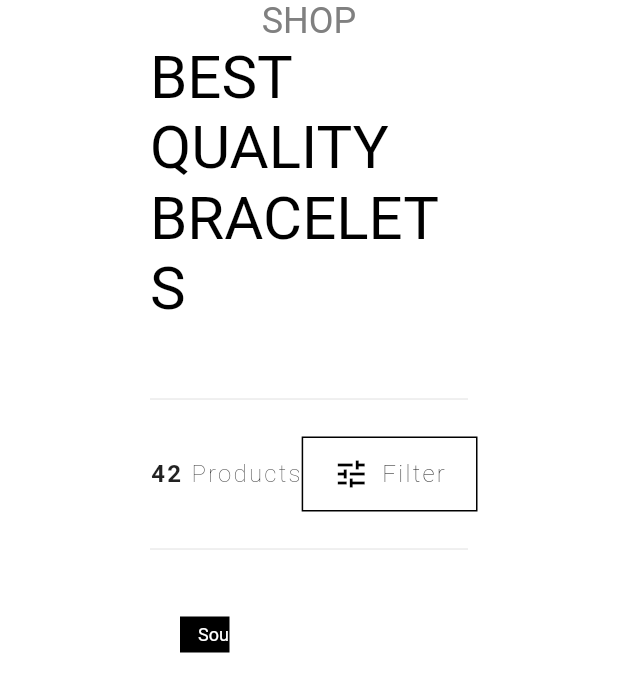
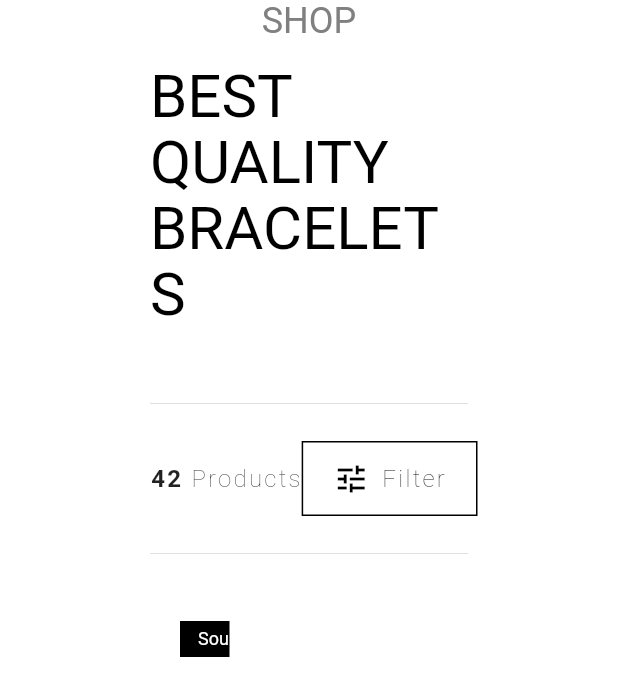
Before and after one commit to toke-dk/noble_jewelry, a Flutter app: the Shop widget shown alone on an empty page, opened directly, on a phone screen of 412 x 824 dp. Shown: the top 696 px of the screen. Run offline on Flutter 3.47's test engine with Material 2 defaults, Android fonts, the phone set to English and light mode, and no system bars; our stand-ins replace flutter_svg, google_fonts, scrollable_positioned_list; missing offline and left inert: footer; Roboto replaces fonts that are missing (Hind).

Commit message:
made a top page title widget

```diff
--- a/lib/main.dart
+++ b/lib/main.dart
@@ -40,6 +40,7 @@ class MainApp extends StatelessWidget {
                   fontSize: 16,
                   fontWeight: FontWeight.w100),
               headlineLarge: TextStyle(
+                height: 1.1,
                 color: Colors.black,
               )),
           appBarTheme: const AppBarTheme(
--- a/lib/models/pageProvider.dart
+++ b/lib/models/pageProvider.dart
@@ -40,7 +40,8 @@ extension MenuItemsNavigator on Pages {
 }
 
 class PageProvider extends ChangeNotifier {
-  Pages _currentPage = Pages.shop;
+  /// TODO change this in production
+  Pages _currentPage = Pages.about;
 
   Pages get currentPage => _currentPage;
 
--- a/lib/pages/about.dart
+++ b/lib/pages/about.dart
@@ -1,13 +1,21 @@
 import 'package:flutter/material.dart';
+import 'package:noble_jewelry/widgets/top_page_title.dart';
 
 class About extends StatelessWidget {
   const About({Key? key}) : super(key: key);
 
   @override
   Widget build(BuildContext context) {
-    return Column(
+    return const Column(
       children: [
-
+        SizedBox(
+            width: 700,
+            child: TopPageTitle(
+              centerText: true,
+              headlineSmall: 'About',
+              headlineLarge:
+                  'From Forest to Fashion:\nThe Journey of Our Exclusive Bracelets',
+            ))
       ],
     );
   }
--- a/lib/pages/shop.dart
+++ b/lib/pages/shop.dart
@@ -2,6 +2,7 @@ import 'package:flutter/cupertino.dart';
 import 'package:flutter/material.dart';
 import 'package:noble_jewelry/shared/buttons.dart';
 import 'package:noble_jewelry/shared/variables.dart';
+import 'package:noble_jewelry/widgets/top_page_title.dart';
 
 import '../widgets/show_product.dart';
 
@@ -14,17 +15,7 @@ class Shop extends StatelessWidget {
       padding: const EdgeInsets.symmetric(horizontal: kPagePadding),
       child: Column(
         children: [
-          Text(
-            "shop".toUpperCase(),
-            style: Theme.of(context)
-                .textTheme
-                .headlineSmall!
-                .copyWith(color: Theme.of(context).colorScheme.tertiary),
-          ),
-          Text(
-            "Best Quality Bracelets".toUpperCase(),
-            style: Theme.of(context).textTheme.headlineLarge,
-          ),
+          TopPageTitle(headlineSmall: "Shop", headlineLarge: "Best Quality Bracelets"),
           const SizedBox(
             height: 25,
           ),
--- /dev/null
+++ b/lib/widgets/top_page_title.dart
@@ -0,0 +1,39 @@
+import 'package:flutter/material.dart';
+
+class TopPageTitle extends StatelessWidget {
+  const TopPageTitle(
+      {Key? key,
+      required this.headlineSmall,
+      required this.headlineLarge,
+      this.centerText})
+      : super(key: key);
+
+  final String headlineSmall;
+  final String headlineLarge;
+  final bool? centerText;
+
+  @override
+  Widget build(BuildContext context) {
+    return Column(
+      children: [
+        Text(
+          headlineSmall.toUpperCase(),
+          textAlign: centerText == true ? TextAlign.center : null,
+          style: Theme.of(context)
+              .textTheme
+              .headlineSmall!
+              .copyWith(color: Theme.of(context).colorScheme.tertiary),
+        ),
+        const SizedBox(
+          height: 15,
+        ),
+        Text(
+          headlineLarge.toUpperCase(),
+          textAlign: centerText == true ? TextAlign.center : null,
+          style: Theme.of(context).textTheme.headlineLarge,
+        ),
+
+      ],
+    );
+  }
+}
```
